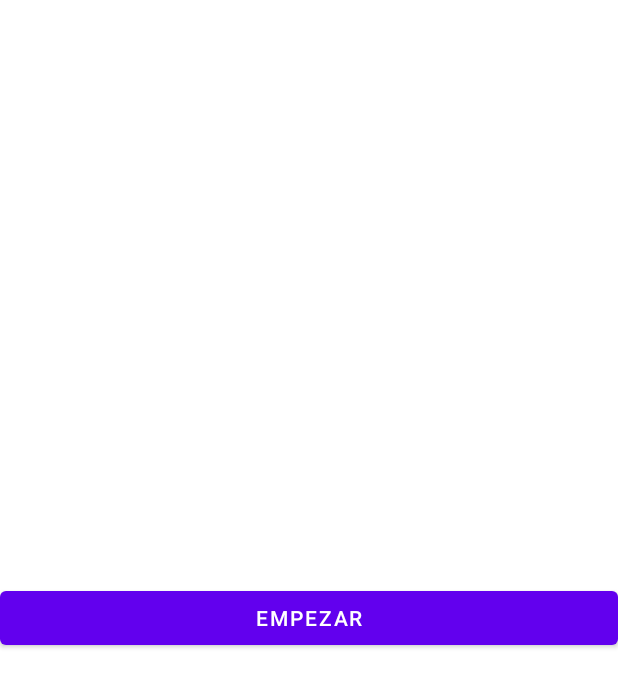
After one commit to oscargil80/firstleohilt, an Android app: the layout activity_second.xml on its own in the app's theme, with its tools: preview values and no code run, on a phone screen of 412 x 824 dp. The commit adds this screen. Shown: the top 687 px of the screen. Run offline under Robolectric (Android 15) with nearby library versions, the phone set to English and light mode, and no system bars.

Commit message:
Dagger Hilt

```diff
--- /dev/null
+++ b/app/src/main/res/layout/activity_second.xml
@@ -0,0 +1,19 @@
+<?xml version="1.0" encoding="utf-8"?>
+<androidx.constraintlayout.widget.ConstraintLayout xmlns:android="http://schemas.android.com/apk/res/android"
+    xmlns:app="http://schemas.android.com/apk/res-auto"
+    xmlns:tools="http://schemas.android.com/tools"
+    android:layout_width="match_parent"
+    android:layout_height="match_parent"
+    tools:context=".SecondActivity">
+
+
+    <Button
+        android:id="@+id/btnFinish"
+        android:layout_width="match_parent"
+        android:layout_height="wrap_content"
+        android:text="Empezar"
+        app:layout_constraintBottom_toBottomOf="parent"
+        app:layout_constraintEnd_toEndOf="parent"
+        app:layout_constraintStart_toStartOf="parent"
+        app:layout_constraintTop_toTopOf="parent" />
+</androidx.constraintlayout.widget.ConstraintLayout>
```
Also changed, not shown: app/src/main/AndroidManifest.xml (+7 -0 lines), app/src/main/java/com/oscargil80/firstleohilt/MainActivity.kt (+34 -23 lines), app/src/main/java/com/oscargil80/firstleohilt/SecondActivity.kt (added, +26 -0 lines), app/src/main/java/com/oscargil80/firstleohilt/di/MainModule.kt (+26 -0 lines).
